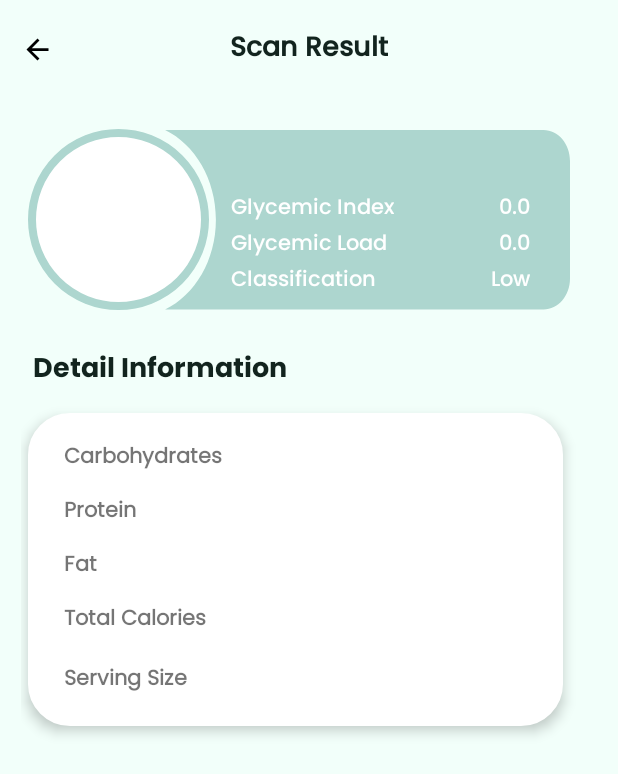
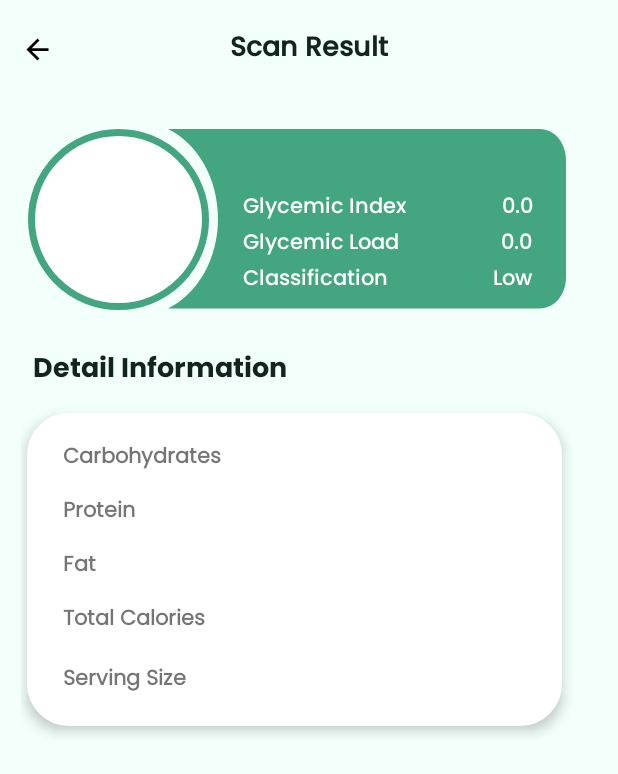
Before and after one commit to GlucoPal/Mobile-Development, an Android app: the ScanResultActivity screen opened directly, with no data from a screen before it, on a phone screen of 412 x 824 dp. Shown: the top 774 px of the screen. Run offline under Robolectric (Android 15) with nearby library versions, the phone set to English and light mode, and no system bars; pictures from the network do not load.

```diff
--- a/app/src/main/java/com/dicoding/glucopal/data/retrofit/ApiConfig.kt
+++ b/app/src/main/java/com/dicoding/glucopal/data/retrofit/ApiConfig.kt
@@ -30,7 +30,7 @@ class ApiConfig {
                 .build()
 
             val retrofit = Retrofit.Builder()
-                .baseUrl("http://34.126.95.61:3000/")
+                .baseUrl("http://34.143.171.177:3000/")
                 .addConverterFactory(GsonConverterFactory.create())
                 .client(client)
                 .build()
--- a/app/src/main/java/com/dicoding/glucopal/ui/scan/ScanResultActivity.kt
+++ b/app/src/main/java/com/dicoding/glucopal/ui/scan/ScanResultActivity.kt
@@ -1,10 +1,14 @@
 package com.dicoding.glucopal.ui.scan
 
+import android.annotation.SuppressLint
 import android.content.Intent
+import android.content.res.ColorStateList
 import androidx.appcompat.app.AppCompatActivity
 import android.os.Bundle
+import androidx.core.content.ContextCompat
 import com.bumptech.glide.Glide
 import com.dicoding.glucopal.MainActivity
+import com.dicoding.glucopal.R
 import com.dicoding.glucopal.databinding.ActivityScanResultBinding
 class ScanResultActivity : AppCompatActivity() {
     private lateinit var binding: ActivityScanResultBinding
@@ -30,6 +34,7 @@ class ScanResultActivity : AppCompatActivity() {
         const val EXTRA_GI_VALUE = "GI_VALUE"
         const val EXTRA_IMAGE = "IMAGE"
     }
+    @SuppressLint("SetTextI18n")
     override fun onCreate(savedInstanceState: Bundle?) {
         super.onCreate(savedInstanceState)
         binding = ActivityScanResultBinding.inflate(layoutInflater)
@@ -50,7 +55,23 @@ class ScanResultActivity : AppCompatActivity() {
         binding.tvMerk.text = foodName
         binding.tvResultGI.text = giValue.toString()
         binding.tvResultGL.text = glValue.toString()
-//        binding.tvResultClassification.text
+
+        if (glValue < 10) {
+            binding.tvResultClassification.text = "Low"
+            binding.imageView3.backgroundTintList = ColorStateList.valueOf(ContextCompat.getColor(this, R.color.class_low))
+            binding.constraintLayout.backgroundTintList = ColorStateList.valueOf(ContextCompat.getColor(this, R.color.class_low))
+        } else if (glValue in 10.0..20.0) {
+            binding.tvResultClassification.text = "Medium"
+            binding.imageView3.backgroundTintList = ColorStateList.valueOf(ContextCompat.getColor(this, R.color.class_medium))
+            binding.constraintLayout.backgroundTintList = ColorStateList.valueOf(ContextCompat.getColor(this, R.color.class_medium))
+        } else if (glValue > 20) {
+            binding.tvResultClassification.text = "High"
+            binding.imageView3.backgroundTintList = ColorStateList.valueOf(ContextCompat.getColor(this, R.color.class_high))
+            binding.constraintLayout.backgroundTintList = ColorStateList.valueOf(ContextCompat.getColor(this, R.color.class_high))
+        } else {
+            binding.tvResultClassification.text = "Error"
+        }
+
         binding.resultCharbo.text = carbohydrate
         binding.resultProtein.text = protein
         binding.resultFat.text = fat
--- a/app/src/main/res/drawable/category_photo.xml
+++ b/app/src/main/res/drawable/category_photo.xml
@@ -8,7 +8,7 @@
     <shape android:shape="rectangle">
         <corners android:radius="100dp"/>
         <solid android:color="@color/white"/>
-        <stroke android:width="5dp"
+        <stroke android:width="4dp"
             android:color="@color/blue_item"/>
 
     </shape>
--- a/app/src/main/res/layout/activity_scan_result.xml
+++ b/app/src/main/res/layout/activity_scan_result.xml
@@ -52,20 +52,27 @@
 
         <com.google.android.material.imageview.ShapeableImageView
             android:id="@+id/photoFood"
-            android:layout_width="130dp"
-            android:layout_height="130dp"
+            android:layout_width="135dp"
+            android:layout_height="135dp"
+            android:layout_marginEnd="1dp"
+            android:background="@color/white"
             android:padding="12dp"
+            app:layout_constraintBottom_toBottomOf="@+id/imageView3"
+            app:layout_constraintEnd_toEndOf="@+id/imageView3"
+            app:layout_constraintStart_toStartOf="parent"
+            app:layout_constraintTop_toTopOf="parent"
+            app:layout_constraintVertical_bias="0.65999997"
             app:shapeAppearanceOverlay="@style/circular"
             tools:ignore="MissingConstraints"
-            tools:layout_editor_absoluteX="0dp"
-            tools:layout_editor_absoluteY="-5dp"
             tools:src="@tools:sample/avatars" />
 
         <androidx.constraintlayout.widget.ConstraintLayout
             android:id="@+id/constraintLayout"
-            android:layout_width="270dp"
+            android:layout_width="265dp"
             android:layout_height="120dp"
-            android:layout_marginStart="96dp"
+            android:layout_marginStart="98dp"
+            android:layout_marginTop="5dp"
+            android:layout_marginBottom="5dp"
             android:background="@drawable/style_scan_result"
             android:elevation="20dp"
             app:layout_constraintBottom_toBottomOf="@+id/imageView3"
@@ -78,7 +85,7 @@
                 android:id="@+id/tvMerk"
                 android:layout_width="match_parent"
                 android:layout_height="wrap_content"
-                android:layout_marginStart="44dp"
+                android:layout_marginStart="50dp"
                 android:layout_marginTop="10dp"
                 android:fontFamily="@font/poppins_medium"
                 android:text="@string/namaMerk"
@@ -105,7 +112,7 @@
                 android:id="@+id/tvResultGI"
                 android:layout_width="wrap_content"
                 android:layout_height="wrap_content"
-                android:layout_marginStart="70dp"
+                android:layout_marginStart="64dp"
                 android:fontFamily="@font/poppins_medium"
                 android:text="@string/resultGI"
                 android:textColor="@color/white"
@@ -130,13 +137,11 @@
                 android:id="@+id/tvResultGL"
                 android:layout_width="wrap_content"
                 android:layout_height="wrap_content"
-                android:layout_marginStart="92dp"
+                android:layout_marginStart="68dp"
                 android:fontFamily="@font/poppins_medium"
                 android:text="@string/resultGL"
                 android:textColor="@color/white"
                 android:textSize="14sp"
-                app:layout_constraintEnd_toEndOf="@+id/tvResultGI"
-                app:layout_constraintHorizontal_bias="1.0"
                 app:layout_constraintStart_toEndOf="@+id/tvGL"
                 app:layout_constraintTop_toBottomOf="@+id/tvResultGI"
                 tools:ignore="MissingConstraints" />
```
Also changed, not shown: app/src/main/res/layout/item_category.xml (+15 -10 lines).
